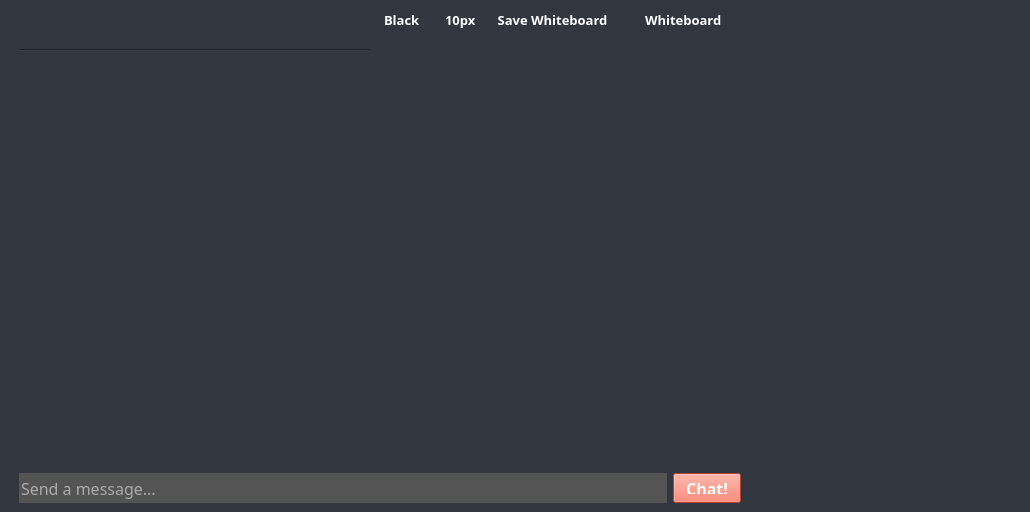
Qt form groupwidget.ui (dparker2/StudyGroup) before a commit.
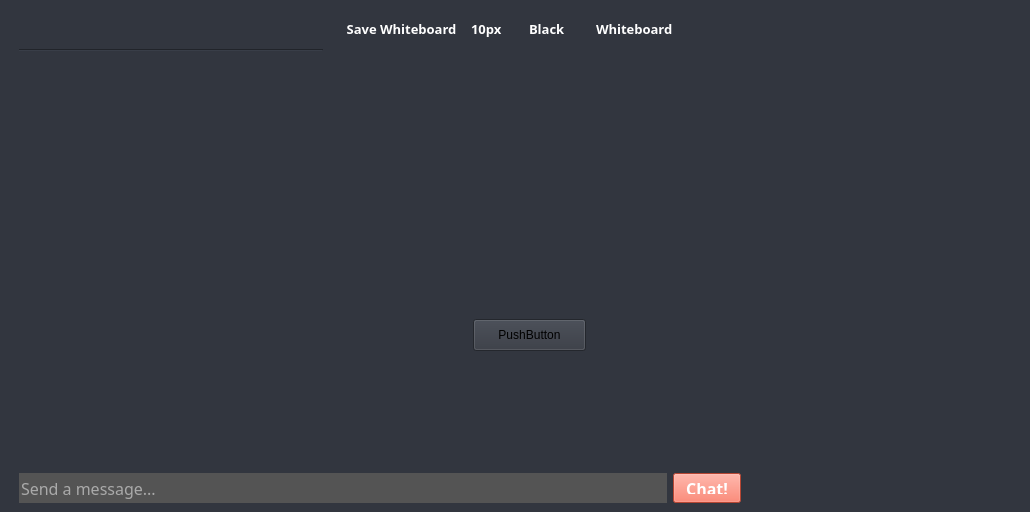
The same form after that commit. Icons and pictures are not drawn.

```diff
--- a/groupwidget.ui
+++ b/groupwidget.ui
@@ -132,13 +132,25 @@
             <item>
              <layout class="QHBoxLayout" name="horizontalLayout">
               <item>
-               <widget class="QComboBox" name="comboBox_pen_color">
+               <widget class="QStackedWidget" name="study_menu">
                 <property name="sizePolicy">
-                 <sizepolicy hsizetype="Fixed" vsizetype="Fixed">
+                 <sizepolicy hsizetype="Preferred" vsizetype="Fixed">
                   <horstretch>0</horstretch>
                   <verstretch>0</verstretch>
                  </sizepolicy>
                 </property>
+                <property name="currentIndex">
+                 <number>0</number>
+                </property>
+                <widget class="QWidget" name="whiteboard_menu">
+                 <layout class="QHBoxLayout" name="horizontalLayout_11">
+                  <item>
+                   <layout class="QHBoxLayout" name="horizontalLayout_10">
+                    <item>
+                     <widget class="QToolButton" name="save_whiteboard_button">
+                      <property name="enabled">
+                       <bool>true</bool>
+                      </property>
                 <property name="font">
                  <font>
                   <family>Trebuchet MS</family>
@@ -149,55 +161,20 @@
                  </font>
                 </property>
                 <property name="styleSheet">
-                 <string notr="true">QComboBox {
+                       <string notr="true">QToolButton {
 background-color: rgb(50, 54, 63);
 color: white; 
 font:bold;
 border: 0px;
-padding-top: 1px;
-padding-left: 4px;
-padding-right: 0px;
 }
 
-QComboBox:hover {
+QToolButton:hover {
 	background-color: rgba(0, 127, 177, 0.6);
-}
-
-QComboBox::drop-down {
-   border: 0px;
-}
-
-QComboBox::down-arrow {
-	image: url(:/resources/img/down-arrow.png);
-}
-</string>
-                </property>
-                <property name="editable">
-                 <bool>false</bool>
-                </property>
-                <property name="sizeAdjustPolicy">
-                 <enum>QComboBox::AdjustToContentsOnFirstShow</enum>
-                </property>
-                <item>
+}</string>
+                      </property>
                  <property name="text">
-                  <string>Black</string>
-                 </property>
-                </item>
-                <item>
-                 <property name="text">
-                  <string>Red</string>
-                 </property>
-                </item>
-                <item>
-                 <property name="text">
-                  <string>Green</string>
-                 </property>
-                </item>
-                <item>
-                 <property name="text">
-                  <string>Blue</string>
-                 </property>
-                </item>
+                       <string>Save Whiteboard</string>
+                      </property>
                </widget>
               </item>
               <item>
@@ -284,9 +261,12 @@
                </widget>
               </item>
               <item>
-               <widget class="QToolButton" name="save_whiteboard_button">
-                <property name="enabled">
-                 <bool>true</bool>
+                     <widget class="QComboBox" name="comboBox_pen_color">
+                      <property name="sizePolicy">
+                       <sizepolicy hsizetype="Fixed" vsizetype="Fixed">
+                        <horstretch>0</horstretch>
+                        <verstretch>0</verstretch>
+                       </sizepolicy>
                 </property>
                 <property name="font">
                  <font>
@@ -298,21 +278,114 @@
                  </font>
                 </property>
                 <property name="styleSheet">
-                 <string notr="true">QToolButton {
+                       <string notr="true">QComboBox {
 background-color: rgb(50, 54, 63);
 color: white; 
 font:bold;
 border: 0px;
+padding-top: 1px;
+padding-left: 4px;
+padding-right: 0px;
 }
 
-QToolButton:hover {
+QComboBox:hover {
 	background-color: rgba(0, 127, 177, 0.6);
-}</string>
-                </property>
+}
+
+QComboBox::drop-down {
+   border: 0px;
+}
+
+QComboBox::down-arrow {
+	image: url(:/resources/img/down-arrow.png);
+}
+</string>
+                      </property>
+                      <property name="editable">
+                       <bool>false</bool>
+                      </property>
+                      <property name="sizeAdjustPolicy">
+                       <enum>QComboBox::AdjustToContentsOnFirstShow</enum>
+                      </property>
+                      <item>
                 <property name="text">
-                 <string>Save Whiteboard</string>
-                </property>
-               </widget>
+                        <string>Black</string>
+                       </property>
+                      </item>
+                      <item>
+                       <property name="text">
+                        <string>Red</string>
+                       </property>
+                      </item>
+                      <item>
+                       <property name="text">
+                        <string>Green</string>
+                       </property>
+                      </item>
+                      <item>
+                       <property name="text">
+                        <string>Blue</string>
+                       </property>
+                      </item>
+                     </widget>
+                    </item>
+                    <item>
+                     <widget class="QComboBox" name="comboBox_study_mode">
+                      <property name="sizePolicy">
+                       <sizepolicy hsizetype="Fixed" vsizetype="Fixed">
+                        <horstretch>0</horstretch>
+                        <verstretch>0</verstretch>
+                       </sizepolicy>
+                      </property>
+                      <property name="font">
+                       <font>
+                        <family>Trebuchet MS</family>
+                        <pointsize>10</pointsize>
+                        <weight>75</weight>
+                        <italic>false</italic>
+                        <bold>true</bold>
+                       </font>
+                      </property>
+                      <property name="styleSheet">
+                       <string notr="true">QComboBox {
+background-color: rgb(50, 54, 63);
+color: white; 
+font:bold;
+border: 0px;
+padding-top: 1px;
+padding-left: 4px;
+padding-right: 0px;
+}
+
+QComboBox:hover {
+	background-color: rgba(0, 127, 177, 0.6);
+}
+
+QComboBox::drop-down {
+   border: 0px;
+}
+
+QComboBox::down-arrow {
+	image: url(:/resources/img/down-arrow.png);
+}
+</string>
+                      </property>
+                      <property name="editable">
+                       <bool>false</bool>
+                      </property>
+                      <item>
+                       <property name="text">
+                        <string>Whiteboard</string>
+                       </property>
+                      </item>
+                      <item>
+                       <property name="text">
+                        <string>Flashcards</string>
+                       </property>
+                      </item>
+                     </widget>
+                    </item>
+                   </layout>
               </item>
               <item>
                <spacer name="horizontalSpacer_3">
@@ -321,66 +394,48 @@
                 </property>
                 <property name="sizeHint" stdset="0">
                  <size>
-                  <width>0</width>
+                      <width>40</width>
                   <height>20</height>
                  </size>
                 </property>
                </spacer>
               </item>
+                 </layout>
+                 <zorder>comboBox_study_mode</zorder>
+                 <zorder>comboBox_pen_color</zorder>
+                 <zorder>comboBox_pen_size</zorder>
+                 <zorder>save_whiteboard_button</zorder>
+                 <zorder>horizontalLayoutWidget</zorder>
+                 <zorder>horizontalSpacer_3</zorder>
+                </widget>
+                <widget class="QWidget" name="flashcard_menu">
+                 <layout class="QHBoxLayout" name="horizontalLayout_13">
               <item>
-               <widget class="QComboBox" name="comboBox_study_mode">
+                   <layout class="QHBoxLayout" name="horizontalLayout_12">
+                    <item>
+                     <widget class="QPushButton" name="pushButton">
+                      <property name="text">
+                       <string>Open Deck</string>
+                      </property>
+                     </widget>
+                    </item>
+                    <item>
+                     <widget class="QPushButton" name="pushButton_2">
                 <property name="sizePolicy">
-                 <sizepolicy hsizetype="Fixed" vsizetype="Fixed">
+                       <sizepolicy hsizetype="Minimum" vsizetype="Minimum">
                   <horstretch>0</horstretch>
                   <verstretch>0</verstretch>
                  </sizepolicy>
                 </property>
-                <property name="font">
-                 <font>
-                  <family>Trebuchet MS</family>
-                  <pointsize>10</pointsize>
-                  <weight>75</weight>
-                  <italic>false</italic>
-                  <bold>true</bold>
-                 </font>
-                </property>
-                <property name="styleSheet">
-                 <string notr="true">QComboBox {
-background-color: rgb(50, 54, 63);
-color: white; 
-font:bold;
-border: 0px;
-padding-top: 1px;
-padding-left: 4px;
-padding-right: 0px;
-}
-
-QComboBox:hover {
-	background-color: rgba(0, 127, 177, 0.6);
-}
-
-QComboBox::drop-down {
-   border: 0px;
-}
-
-QComboBox::down-arrow {
-	image: url(:/resources/img/down-arrow.png);
-}
-</string>
-                </property>
-                <property name="editable">
-                 <bool>false</bool>
-                </property>
-                <item>
                  <property name="text">
-                  <string>Whiteboard</string>
-                 </property>
-                </item>
-                <item>
-                 <property name="text">
-                  <string>Flashcards</string>
-                 </property>
-                </item>
+                       <string>Add Card</string>
+                      </property>
+                     </widget>
+                    </item>
+                   </layout>
+                  </item>
+                 </layout>
+                </widget>
                </widget>
               </item>
              </layout>
@@ -405,6 +460,21 @@
               <property name="autoFillBackground">
                <bool>false</bool>
               </property>
+              <widget class="QWidget" name="flashcard_page">
+               <widget class="QPushButton" name="butt">
+                <property name="geometry">
+                 <rect>
+                  <x>140</x>
+                  <y>270</y>
+                  <width>113</width>
+                  <height>32</height>
+                 </rect>
+                </property>
+                <property name="text">
+                 <string>PushButton</string>
+                </property>
+               </widget>
+              </widget>
              </widget>
             </item>
            </layout>
```
Lines whose indentation alone changed are shown as unchanged.
